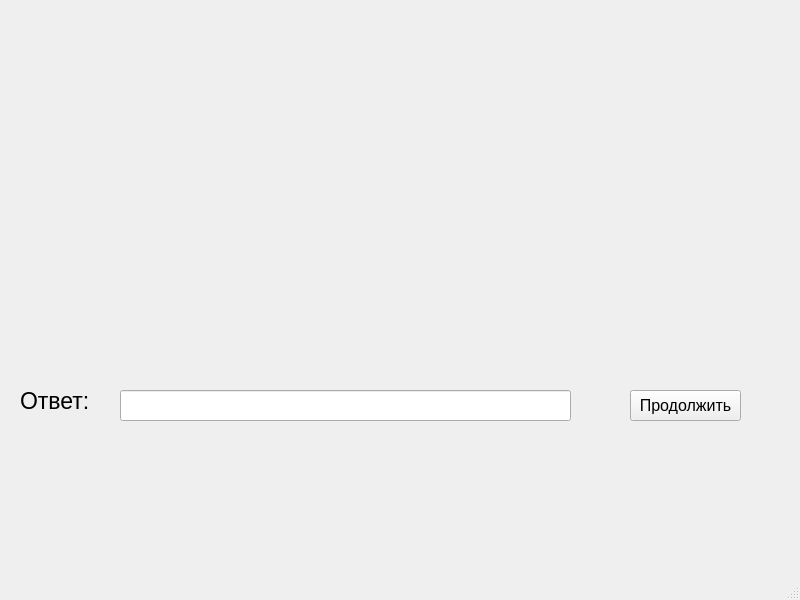
Above: ui/FirstTask/FourthSlide/fourthSlide.ui from vladserv/new-bgd before the change. Below: the same form after it.
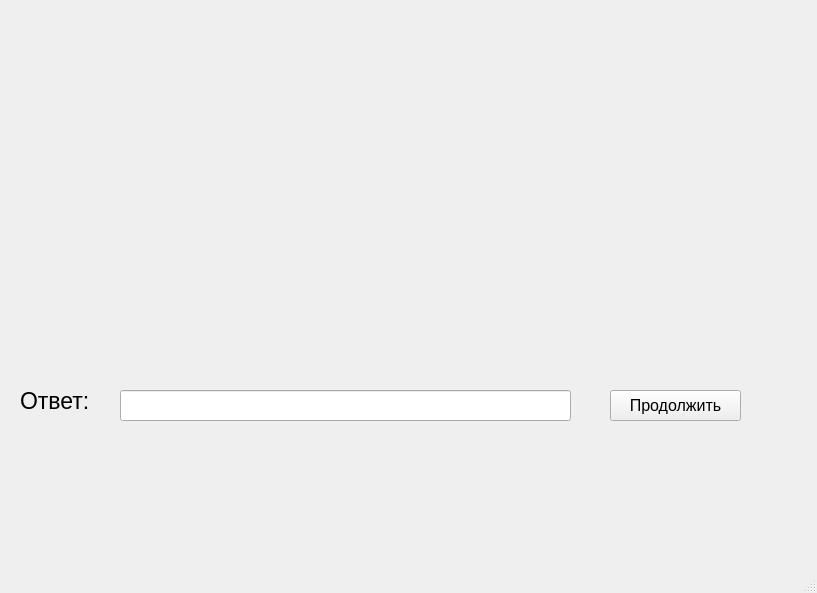
That is the form after the change. Icons and pictures are not drawn.

```diff
--- a/ui/FirstTask/FourthSlide/fourthSlide.ui
+++ b/ui/FirstTask/FourthSlide/fourthSlide.ui
@@ -6,8 +6,8 @@
    <rect>
     <x>0</x>
     <y>0</y>
-    <width>800</width>
-    <height>600</height>
+    <width>817</width>
+    <height>593</height>
    </rect>
   </property>
   <property name="windowTitle">
@@ -66,9 +66,9 @@
    <widget class="QPushButton" name="pushButton">
     <property name="geometry">
      <rect>
-      <x>630</x>
+      <x>610</x>
       <y>390</y>
-      <width>111</width>
+      <width>131</width>
       <height>31</height>
      </rect>
     </property>
```
